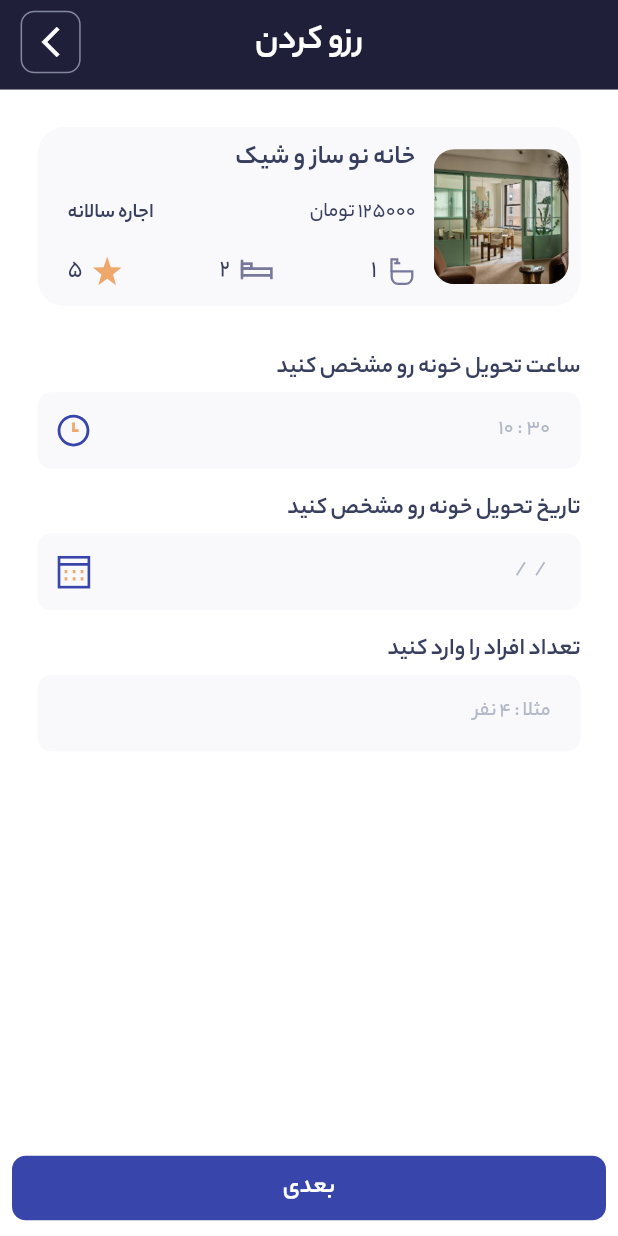
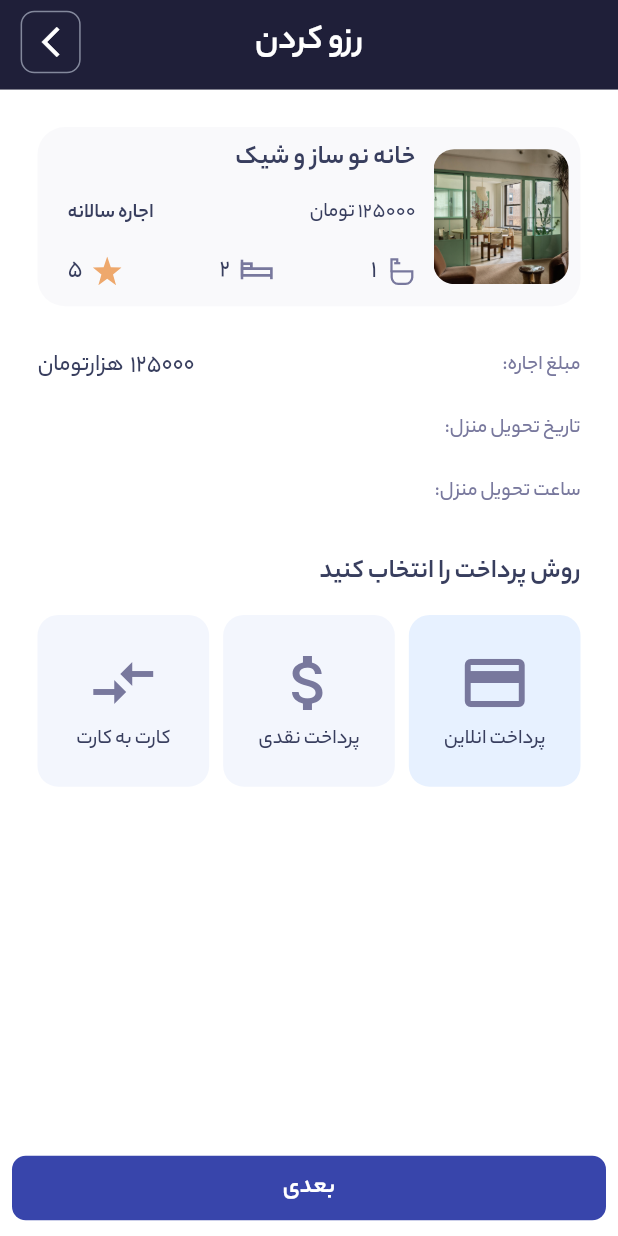
Before and after one commit to mohammad-dehghanifard/flutter_house_reservation, a Flutter app: the ReservePage screen opened directly with sample values from the repository, on a phone screen of 412 x 824 dp. Run offline on Flutter 3.47's test engine with Material 3 defaults, Android fonts, the phone set to English and light mode, and no system bars; our stand-ins replace animated_custom_dropdown, card_swiper, flutter_otp_text_field, flutter_rating_bar, flutter_screenutil, flutter_svg and 4 more; missing offline and left inert: persian_datetime_picker.

Commit message:
impl SetReservePaymentMethodWidget customWidget

```diff
--- a/lib/helpers/constants/app_strings.dart
+++ b/lib/helpers/constants/app_strings.dart
@@ -9,8 +9,11 @@ class AppStrings {
   static const selectImageByGallery = 'انتخاب از گالری';
   static const appName = 'Rentee';
   static const goNext = 'بعدی';
+  static const renteeTime = 'ساعت تحویل منزل';
   static const reserve = 'رزو کردن';
   static const accept = 'تایید';
+  static const renteeDate = 'تاریخ تحویل منزل';
+  static const renteePrice = 'مبلغ اجاره';
   static const timeHelper = 'مشخص کردن ساعت تحویل خانه';
   static const backToHome = 'بازگشت به صفحه اصلی';
   static const sendComment = 'ثبت نظر';
@@ -76,6 +79,7 @@ class AppStrings {
   static const previous = 'قبلی';
   static const register = 'ثبت نام';
   static const signIn = 'ورود';
+  static const selectPaymentMethod = 'روش پرداخت را انتخاب کنید';
   static const filter = 'فیلتر کردن';
   static const suggestionForYou = 'ییشنهادات برای شما';
   static const popularHouse = 'محبوبترین ها';
@@ -94,6 +98,9 @@ class AppStrings {
   static const profileYourAdsSubTitle = "لیست تمام آگهی های منتشر شده توسط شما.";
   static const profileLogOutTitle = "خروج از برنامه";
   static const profileLogOutSubTitle = "خروج از حساب کاربری.";
+  static const cashPaymentMethod = "پرداخت نقدی";
+  static const transferPaymentMethod = "کارت به کارت";
+  static const onlinePaymentMethod = "پرداخت انلاین";
 
 
 
--- a/lib/modules/ads/controllers/reserve_controller.dart
+++ b/lib/modules/ads/controllers/reserve_controller.dart
@@ -9,6 +9,7 @@ import 'package:persian_datetime_picker/persian_datetime_picker.dart';
 class ReserveController extends GetxController {
 //======================================== Variables ===========================
   ReservePageType pageType = ReservePageType.inputInfo;
+  PaymentMethod paymentMethod = PaymentMethod.online;
   final TextEditingController dateText = TextEditingController();
   final TextEditingController timeText = TextEditingController();
 //======================================== Functions ===========================
@@ -22,6 +23,11 @@ class ReserveController extends GetxController {
        pageType = ReservePageType.inputInfo;
        update();
    }
+ }
+
+ void changePaymentMethod(PaymentMethod newPaymentMethod) {
+   paymentMethod = newPaymentMethod;
+   update();
  }
 
  Future<void> reserveTimePicker(BuildContext context) async {
@@ -56,3 +62,7 @@ class ReserveController extends GetxController {
       }
  }
 }
+
+
+
+enum PaymentMethod {cash,transfer,online}
--- a/lib/modules/ads/pages/reserve_page.dart
+++ b/lib/modules/ads/pages/reserve_page.dart
@@ -5,6 +5,9 @@ import 'package:flutter_house_reservation/helpers/widgets/custom_app_bar_widget.
 import 'package:flutter_house_reservation/helpers/widgets/custom_button_widget.dart';
 import 'package:flutter_house_reservation/modules/ads/controllers/reserve_controller.dart';
 import 'package:flutter_house_reservation/modules/ads/widgets/input_reserve_info_widget.dart';
+import 'package:flutter_house_reservation/modules/ads/widgets/set_reserve_payment_method_widget.dart';
+import 'package:flutter_house_reservation/modules/home/widgets/popular_house_item_widget.dart';
+import 'package:flutter_screenutil/flutter_screenutil.dart';
 import 'package:get/get.dart';
 
 
@@ -27,7 +30,13 @@ class ReservePage extends StatelessWidget {
           ),
           body: Padding(
             padding: const EdgeInsets.all(25.0),
-            child: SingleChildScrollView(child: InputReserveInfoWidget(ads: ads)),
+            child: SingleChildScrollView(child: Column(
+              children: [
+                PopularHouseItemWidget(ads: ads),
+                SizedBox(height: 24.h),
+                controller.pageType == ReservePageType.inputInfo? SetReservePaymentMethodWidget(price: ads.price) :InputReserveInfoWidget(),
+              ],
+            )),
           ),
         );
       }
--- a/lib/modules/ads/widgets/input_reserve_info_widget.dart
+++ b/lib/modules/ads/widgets/input_reserve_info_widget.dart
@@ -6,7 +6,6 @@ import 'package:flutter_house_reservation/helpers/constants/assets.dart';
 import 'package:flutter_house_reservation/helpers/constants/controllers_build_id.dart';
 import 'package:flutter_house_reservation/helpers/widgets/custom_text_field.dart';
 import 'package:flutter_house_reservation/modules/ads/controllers/reserve_controller.dart';
-import 'package:flutter_house_reservation/modules/home/widgets/popular_house_item_widget.dart';
 import 'package:flutter_screenutil/flutter_screenutil.dart';
 import 'package:get/get.dart';
 import 'package:persian_datetime_picker/persian_datetime_picker.dart';
@@ -14,18 +13,13 @@ import 'package:persian_datetime_picker/persian_datetime_picker.dart';
 class InputReserveInfoWidget extends StatelessWidget {
   const InputReserveInfoWidget({
     super.key,
-    required this.ads,
   });
 
-  final AdsModel ads;
 
   @override
   Widget build(BuildContext context) {
     return Column(
       children: [
-        // ads
-        PopularHouseItemWidget(ads: ads),
-        SizedBox(height: 24.h),
         // select time
         GetBuilder<ReserveController>(
           id: ControllersBuildId.reserveTime,
--- /dev/null
+++ b/lib/modules/ads/widgets/set_reserve_payment_method_widget.dart
@@ -0,0 +1,113 @@
+
+import 'package:flutter/material.dart';
+import 'package:flutter_house_reservation/helpers/constants/app_colors.dart';
+import 'package:flutter_house_reservation/helpers/constants/app_strings.dart';
+import 'package:flutter_house_reservation/modules/ads/controllers/reserve_controller.dart';
+import 'package:flutter_screenutil/flutter_screenutil.dart';
+import 'package:get/get.dart';
+
+class SetReservePaymentMethodWidget extends StatelessWidget {
+  const SetReservePaymentMethodWidget({super.key, required this.price,});
+  final int price;
+  @override
+  Widget build(BuildContext context) {
+    return GetBuilder<ReserveController>(
+      builder: (controller) {
+        return Column(
+          crossAxisAlignment: CrossAxisAlignment.start,
+          children: [
+            // price
+            Row(
+              mainAxisAlignment: MainAxisAlignment.spaceBetween,
+              children: [
+                Text("${AppStrings.renteePrice}:",style: context.textTheme.bodySmall!.apply(color: AppColors.greyText),),
+                Text("$price  هزارتومان"),
+              ],
+            ),
+            SizedBox(height: 16.h),
+            // date
+            Row(
+              mainAxisAlignment: MainAxisAlignment.spaceBetween,
+              children: [
+                Text("${AppStrings.renteeDate}:",style: context.textTheme.bodySmall!.apply(color: AppColors.greyText),),
+                Text(controller.dateText.text),
+              ],
+            ),
+            SizedBox(height: 16.h),
+            // time
+            Row(
+              mainAxisAlignment: MainAxisAlignment.spaceBetween,
+              children: [
+                Text("${AppStrings.renteeTime}:",style: context.textTheme.bodySmall!.apply(color: AppColors.greyText),),
+                Text(controller.timeText.text),
+              ],
+            ),
+            SizedBox(height: 24.h),
+            // select payment method
+            Text(AppStrings.selectPaymentMethod,style: context.textTheme.titleMedium,),
+            SizedBox(height: 12.h),
+            Row(
+              mainAxisAlignment: MainAxisAlignment.spaceBetween,
+              children: [
+                PaymentMethodCardWidget(
+                  text: AppStrings.onlinePaymentMethod,
+                  icon: Icons.credit_card,
+                  selected: controller.paymentMethod == PaymentMethod.online,
+                  onTap: () => controller.changePaymentMethod(PaymentMethod.online),
+                ),
+                PaymentMethodCardWidget(
+                  text: AppStrings.cashPaymentMethod,
+                  icon: Icons.attach_money,
+                  selected: controller.paymentMethod == PaymentMethod.cash,
+                  onTap: () => controller.changePaymentMethod(PaymentMethod.cash),
+                ),
+                PaymentMethodCardWidget(
+                  text: AppStrings.transferPaymentMethod,
+                  icon: Icons.compare_arrows_outlined,
+                  selected: controller.paymentMethod == PaymentMethod.transfer,
+                  onTap: () => controller.changePaymentMethod(PaymentMethod.transfer),
+                ),
+              ],
+            )
+          ],
+        );
+      }
+    );
+  }
+}
+
+class PaymentMethodCardWidget extends StatelessWidget {
+  const PaymentMethodCardWidget({
+    super.key,
+    required this.icon,
+    required this.text,
+    this.selected = false, required this.onTap,
+  });
+  final IconData icon;
+  final String text;
+  final bool selected;
+  final VoidCallback onTap;
+  @override
+  Widget build(BuildContext context) {
+    return GestureDetector(
+      onTap: onTap,
+      child: AnimatedContainer(
+        duration: const Duration(milliseconds: 700),
+        width: 100.w,
+        height: 100.w,
+        decoration: BoxDecoration(
+          borderRadius: BorderRadius.circular(12.r),
+          color: selected? AppColors.lightBlue :AppColors.lightWhite
+        ),
+        child:  Column(
+          mainAxisAlignment: MainAxisAlignment.center,
+          children: [
+            Icon(icon,color: AppColors.greyText,size: 48,),
+            SizedBox(height: 4.h),
+            Text(text,style: context.textTheme.bodySmall)
+          ],
+        ),
+      ),
+    );
+  }
+}
```
